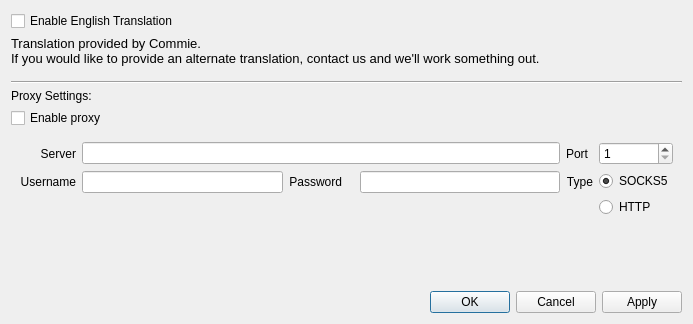
Old version of the form KVSettingsDialog.ui in the repository KanColleTool/kct-viewer.
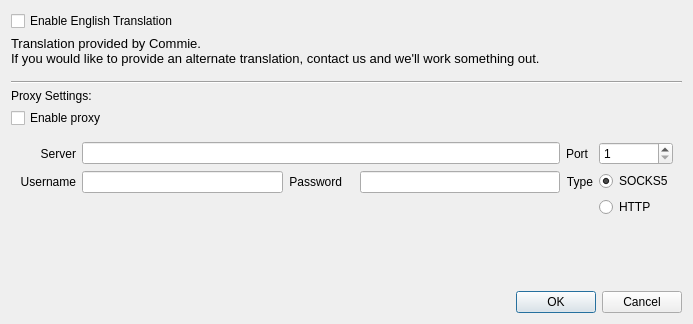
New version of the form.

Commit message: No Apply button, more consistent with the Tool

```diff
--- a/KVSettingsDialog.ui
+++ b/KVSettingsDialog.ui
@@ -211,7 +211,7 @@
       <enum>Qt::Horizontal</enum>
      </property>
      <property name="standardButtons">
-      <set>QDialogButtonBox::Apply|QDialogButtonBox::Cancel|QDialogButtonBox::Ok</set>
+      <set>QDialogButtonBox::Cancel|QDialogButtonBox::Ok</set>
      </property>
     </widget>
    </item>
```
The commit also changes 3 other files.
